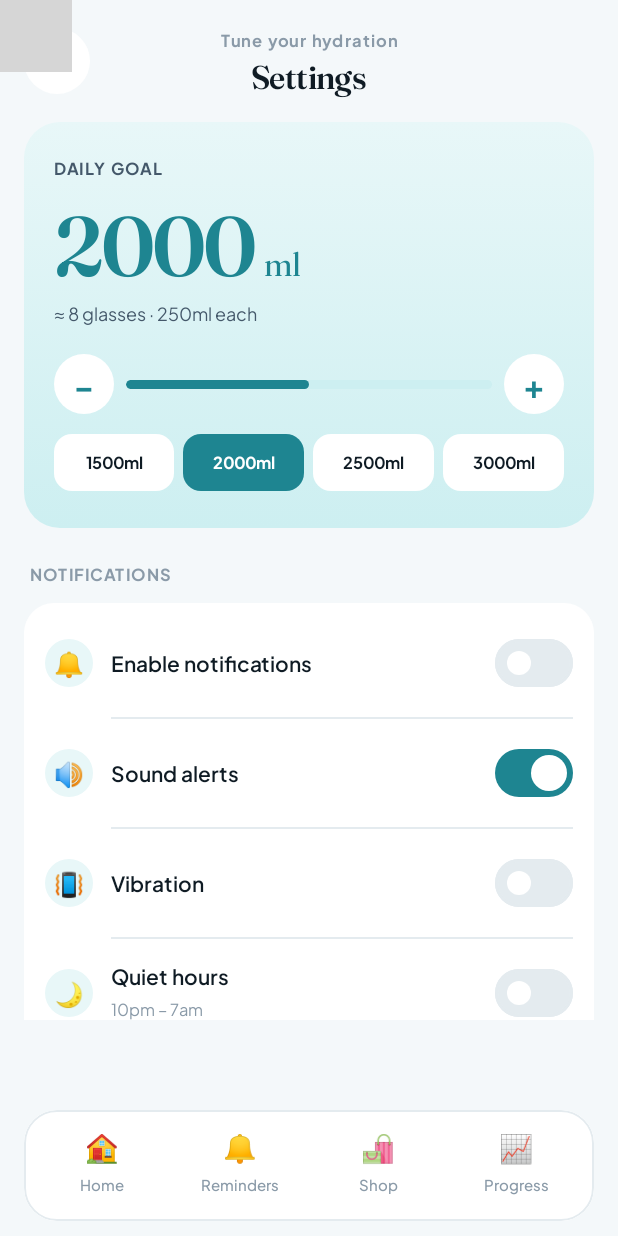
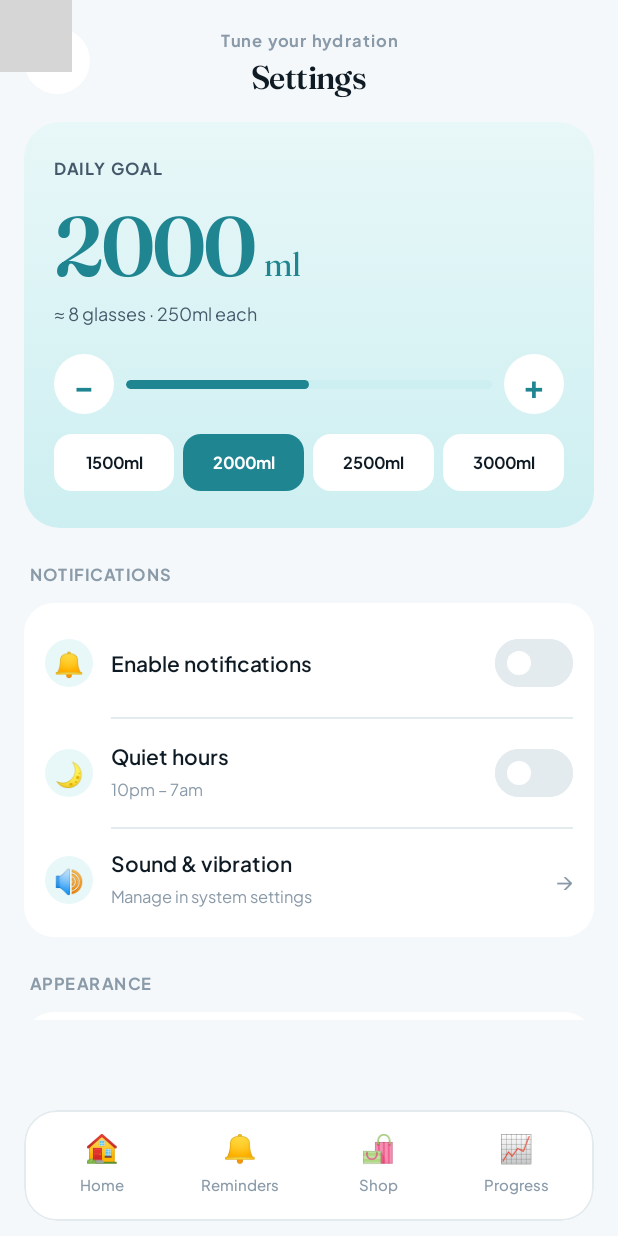
Before and after one commit to DanielSelas/HydroHero, an Android app built with Jetpack Compose: the SettingsScreen screen opened through its navigation route, on a phone screen of 412 x 824 dp. Run offline under Robolectric (Android 15) with nearby library versions, the light colour scheme and no system bars; our stand-ins replace AdMob; pictures from the network do not load; 6 statements that could not run were skipped; grey boxes are pictures that could not be loaded.

Commit message:
Fix reminders not surviving app restart; make notification settings real

```diff
--- a/app/src/main/AndroidManifest.xml
+++ b/app/src/main/AndroidManifest.xml
@@ -6,8 +6,10 @@
     <uses-permission android:name="android.permission.ACCESS_NETWORK_STATE" />
     <!-- Android 13+ -->
     <uses-permission android:name="android.permission.POST_NOTIFICATIONS" />
-    <!-- Android 12+ (best-effort exact alarms for reminders) -->
-    <uses-permission android:name="android.permission.SCHEDULE_EXACT_ALARM" />
+    <!-- Deliberately NOT declaring SCHEDULE_EXACT_ALARM: Google Play restricts it
+         to alarm-clock and calendar apps, and hydration reminders do not qualify.
+         ReminderScheduler already falls back to an inexact 15-minute window when
+         exact alarms are unavailable, which is the right precision here anyway. -->
 
     <application
         android:allowBackup="true"
--- a/app/src/main/java/com/danielsela/hydrohero/MainActivity.kt
+++ b/app/src/main/java/com/danielsela/hydrohero/MainActivity.kt
@@ -1,10 +1,12 @@
 package com.danielsela.hydrohero
 
 import android.app.Activity
+import android.content.ActivityNotFoundException
 import android.content.Intent
 import android.net.Uri
 import android.os.Bundle
 import android.os.Build
+import android.provider.Settings
 import androidx.activity.ComponentActivity
 import androidx.activity.compose.rememberLauncherForActivityResult
 import androidx.activity.compose.setContent
@@ -160,6 +162,27 @@ fun HydroHeroApp() {
             addFlags(Intent.FLAG_GRANT_READ_URI_PERMISSION)
         }
         context.startActivity(Intent.createChooser(intent, "Export water log"))
+    }
+
+    /**
+     * Opens the system screen for our reminders channel, where Android puts the
+     * sound and vibration controls from API 26 on.
+     */
+    fun openSystemNotificationSettings() {
+        val intent = Intent(Settings.ACTION_CHANNEL_NOTIFICATION_SETTINGS).apply {
+            putExtra(Settings.EXTRA_APP_PACKAGE, context.packageName)
+            putExtra(Settings.EXTRA_CHANNEL_ID, NotificationChannels.REMINDERS_CHANNEL_ID)
+        }
+        // Fall back to the app's notification screen if the channel deep link is
+        // unavailable on this device.
+        val fallback = Intent(Settings.ACTION_APP_NOTIFICATION_SETTINGS).apply {
+            putExtra(Settings.EXTRA_APP_PACKAGE, context.packageName)
+        }
+        try {
+            context.startActivity(intent)
+        } catch (e: ActivityNotFoundException) {
+            context.startActivity(fallback)
+        }
     }
 
     fun shareApp() {
@@ -502,10 +525,7 @@ fun HydroHeroApp() {
                     SettingsScreen(
                         userData = viewModel.userData,
                         notificationsEnabled = viewModel.notificationsEnabled,
-                        soundEnabled = viewModel.soundEnabled,
-                        vibrationEnabled = viewModel.vibrationEnabled,
                         quietHoursEnabled = viewModel.quietHoursEnabled,
-                        syncEnabled = viewModel.syncEnabled,
                         onBackClick = {
                             navController.popBackStack()
                         },
@@ -528,10 +548,8 @@ fun HydroHeroApp() {
                                 viewModel.toggleNotifications()
                             }
                         },
-                        onToggleSound = { viewModel.toggleSound() },
-                        onToggleVibration = { viewModel.toggleVibration() },
                         onToggleQuietHours = { viewModel.toggleQuietHours() },
-                        onToggleSync = { viewModel.toggleSync() },
+                        onOpenSystemNotificationSettings = { openSystemNotificationSettings() },
                         onExportData = {
                             exportData()
                         },
--- a/app/src/main/java/com/danielsela/hydrohero/ui/screens/SettingsScreen.kt
+++ b/app/src/main/java/com/danielsela/hydrohero/ui/screens/SettingsScreen.kt
@@ -45,17 +45,12 @@ import com.danielsela.hydrohero.ui.theme.*
 fun SettingsScreen(
     userData: UserData,
     notificationsEnabled: Boolean,
-    soundEnabled: Boolean,
-    vibrationEnabled: Boolean,
     quietHoursEnabled: Boolean,
-    syncEnabled: Boolean,
     onBackClick: () -> Unit,
     onGoalChange: (Int) -> Unit,
     onToggleNotifications: () -> Unit,
-    onToggleSound: () -> Unit,
-    onToggleVibration: () -> Unit,
     onToggleQuietHours: () -> Unit,
-    onToggleSync: () -> Unit,
+    onOpenSystemNotificationSettings: () -> Unit,
     onExportData: () -> Unit,
     onResetProgress: () -> Unit,
     onRateApp: () -> Unit,
@@ -116,16 +111,21 @@ fun SettingsScreen(
                     SoftSwitch(checked = notificationsEnabled, onToggle = onToggleNotifications)
                 }
                 Divider()
-                IconRow(emoji = "🔊", title = "Sound alerts") {
-                    SoftSwitch(checked = soundEnabled, onToggle = onToggleSound)
+                IconRow(emoji = "🌙", title = "Quiet hours", subtitle = "10pm – 7am") {
+                    SoftSwitch(checked = quietHoursEnabled, onToggle = onToggleQuietHours)
                 }
                 Divider()
-                IconRow(emoji = "📳", title = "Vibration") {
-                    SoftSwitch(checked = vibrationEnabled, onToggle = onToggleVibration)
-                }
-                Divider()
-                IconRow(emoji = "🌙", title = "Quiet hours", subtitle = "10pm – 7am") {
-                    SoftSwitch(checked = quietHoursEnabled, onToggle = onToggleQuietHours)
+                // Android owns sound and vibration per notification channel from
+                // API 26 on, so these deep-link to the system screen instead of
+                // being duplicated (and ignored) here.
+                IconRow(
+                    emoji = "🔊",
+                    title = "Sound & vibration",
+                    subtitle = "Manage in system settings",
+                    clickable = true,
+                    onClick = onOpenSystemNotificationSettings,
+                ) {
+                    Text("→", fontSize = 16.sp, color = HydroInk3)
                 }
             }
 
@@ -147,10 +147,6 @@ fun SettingsScreen(
             }
 
             SoftSection(label = "ACCOUNT") {
-                IconRow(emoji = "☁️", title = "Sync data") {
-                    SoftSwitch(checked = syncEnabled, onToggle = onToggleSync)
-                }
-                Divider()
                 IconRow(emoji = "📤", title = "Export data", clickable = true, onClick = onExportData) {
                     Text("→", fontSize = 16.sp, color = HydroInk3)
                 }
--- a/app/src/main/java/com/danielsela/hydrohero/ui/viewmodel/WaterViewModel.kt
+++ b/app/src/main/java/com/danielsela/hydrohero/ui/viewmodel/WaterViewModel.kt
@@ -103,6 +103,11 @@ class WaterViewModel(
         dataRepository.resetPrototypeState()
         userData = dataRepository.getUserData()
 
+        // Back to the shipped reminder set (resetPrototypeState cleared the
+        // saved copies, so this is what a fresh install would show)
+        presetReminders = defaultPresetReminders()
+        customReminders = defaultCustomReminders()
+
         // Reset local/prototype-only state
         waterEntries = emptyList()
         completedReminderIds = emptySet()
@@ -148,56 +153,10 @@ class WaterViewModel(
         updateCrashlyticsContext()
     }
 
-    var presetReminders by mutableStateOf(
-        listOf(
-            Reminder(
-                id = "morning",
-                title = "Start Your Day",
-                description = "Start your day with a glass of water before 8:00 AM.",
-                time = "8:00 AM",
-                isEnabled = true,
-                isPreset = true
-            ),
-            Reminder(
-                id = "midday",
-                title = "Midday Check",
-                description = "Have you drunk at least half of your daily amount? Check around noon.",
-                time = "12:00 PM",
-                isEnabled = true,
-                isPreset = true
-            ),
-            Reminder(
-                id = "evening",
-                title = "Evening Wind-down",
-                description = "A final sip before bed at 9:00 PM.",
-                time = "9:00 PM",
-                isEnabled = true,
-                isPreset = true
-            )
-        )
-    )
+    var presetReminders by mutableStateOf(defaultPresetReminders())
         private set
 
-    var customReminders by mutableStateOf(
-        listOf(
-            Reminder(
-                id = "afternoon",
-                title = "Afternoon Hydration",
-                description = "1:00 PM, Daily.",
-                time = "1:00 PM",
-                isEnabled = true,
-                isPreset = false
-            ),
-            Reminder(
-                id = "bedtime",
-                title = "Bedtime Sip",
-                description = "9:30 PM, Weekdays.",
-                time = "9:30 PM",
-                isEnabled = false,
-                isPreset = false
-            )
-        )
-    )
+    var customReminders by mutableStateOf(defaultCustomReminders())
         private set
 
     var showCelebration by mutableStateOf(false)
@@ -552,6 +511,8 @@ class WaterViewModel(
                 reminder
             }
         }
+        dataRepository.savePresetReminders(presetReminders)
+        dataRepository.saveCustomReminders(customReminders)
     }
 
     private fun incrementReminderCompletion() {
@@ -603,6 +564,7 @@ class WaterViewModel(
             isPreset = false
         )
         customReminders = customReminders + newReminder
+        dataRepository.saveCustomReminders(customReminders)
         if (notificationsEnabled && newReminder.isEnabled) {
             reminderScheduler.scheduleDaily(newReminder)
         }
@@ -617,6 +579,7 @@ class WaterViewModel(
     fun deleteCustomReminder(id: String) {
         reminderScheduler.cancel(id)
         customReminders = customReminders.filter { it.id != id }
+        dataRepository.saveCustomReminders(customReminders)
     }
 
     var selectedCategory by mutableStateOf("All")
@@ -630,13 +593,7 @@ class WaterViewModel(
     // When the user enables it, Android 13+ will request POST_NOTIFICATIONS permission via MainActivity.
     var notificationsEnabled by mutableStateOf(false)
         private set
-    var soundEnabled by mutableStateOf(true)
-        private set
-    var vibrationEnabled by mutableStateOf(false)
-        private set
     var quietHoursEnabled by mutableStateOf(false)
-        private set
-    var syncEnabled by mutableStateOf(true)
         private set
 
     init {
@@ -649,6 +606,13 @@ class WaterViewModel(
         reminderRewardClaimed = dataRepository.getReminderRewardClaimed()
         // Load owned shop items from persistence
         loadOwnedShopItems()
+
+        // Notification toggles + reminders must be restored BEFORE syncing
+        // schedules below, or the sync would cancel every alarm on startup.
+        notificationsEnabled = dataRepository.getNotificationsEnabled()
+        quietHoursEnabled = dataRepository.getQuietHoursEnabled()
+        dataRepository.getPresetReminders()?.let { presetReminders = it }
+        dataRepository.getCustomReminders()?.let { customReminders = it }
 
         // Now that reminders + notification toggles are initialized, we can sync schedules safely
         syncReminderSchedules()
@@ -663,6 +627,7 @@ class WaterViewModel(
 
     fun updateNotificationsEnabled(enabled: Boolean) {
         notificationsEnabled = enabled
+        dataRepository.saveNotificationsEnabled(enabled)
         syncReminderSchedules()
 
         analytics.logEvent(
@@ -682,21 +647,11 @@ class WaterViewModel(
         }
     }
 
-    fun toggleSound() {
-        soundEnabled = !soundEnabled
+    fun toggleQuietHours() {
+        quietHoursEnabled = !quietHoursEnabled
+        dataRepository.saveQuietHoursEnabled(quietHoursEnabled)
     }
 
-    fun toggleVibration() {
-        vibrationEnabled = !vibrationEnabled
-    }
-
-    fun toggleQuietHours() {
-        quietHoursEnabled = !quietHoursEnabled
-    }
-
-    fun toggleSync() {
-        syncEnabled = !syncEnabled
-    }
 
 
     private fun updateCrashlyticsContext() {
```
Also changed, not shown: app/src/main/java/com/danielsela/hydrohero/data/DataRepository.kt (+81 -0 lines), app/src/main/java/com/danielsela/hydrohero/notifications/ReminderReceiver.kt (+32 -10 lines).
